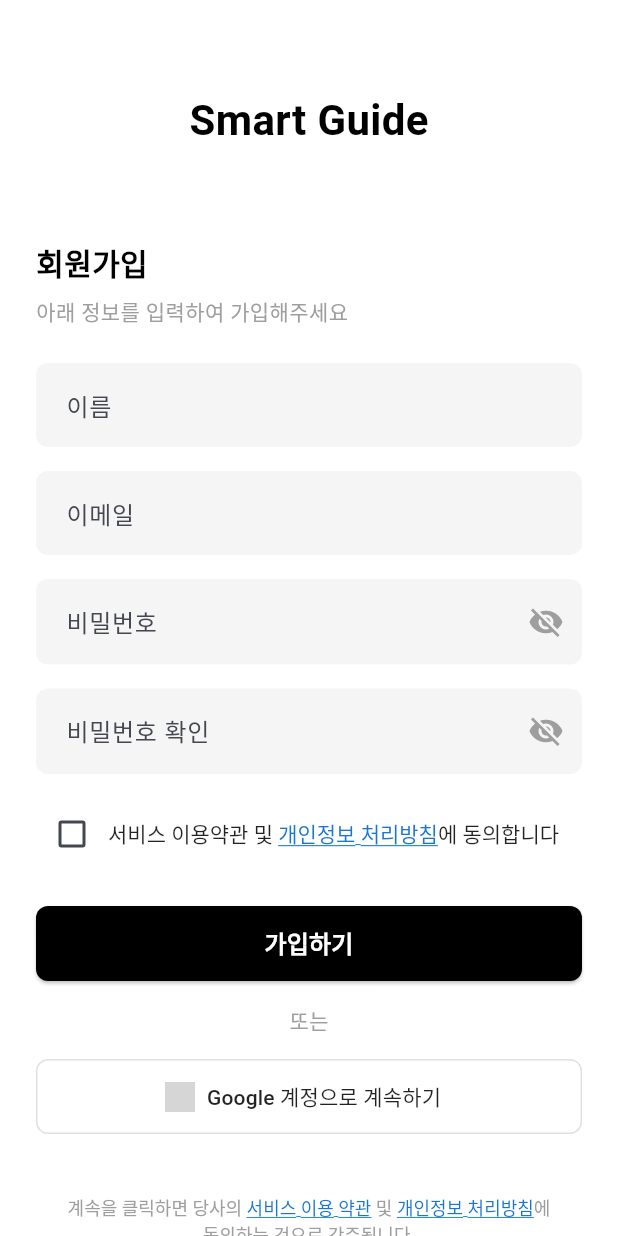
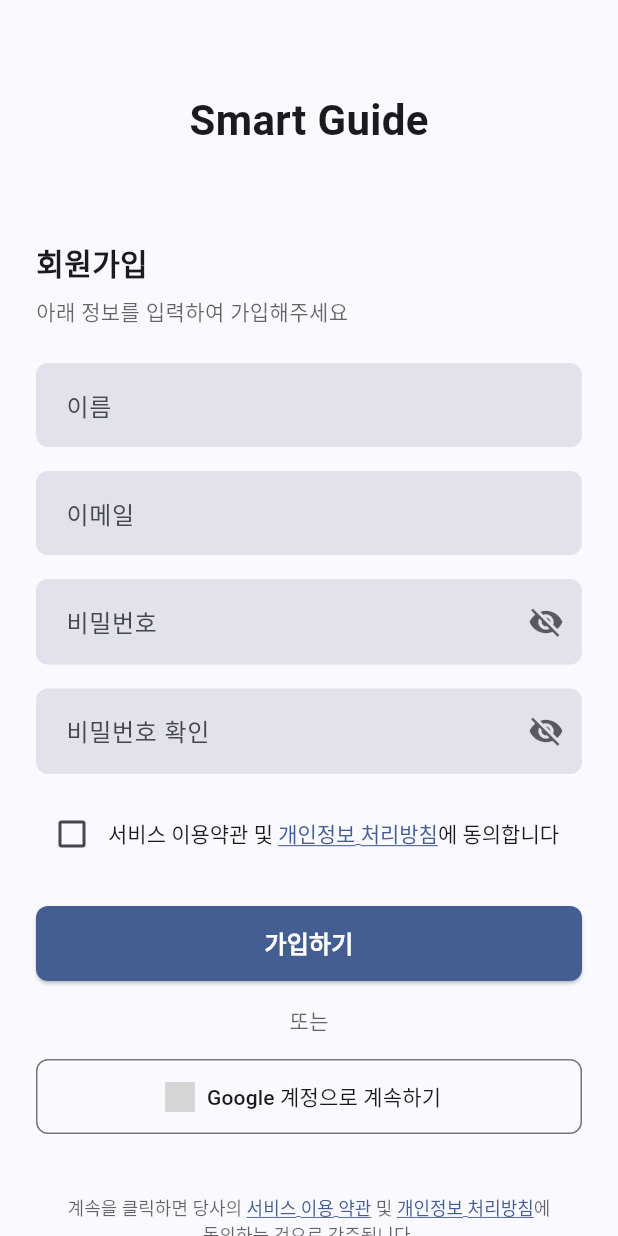
Before and after one commit to jw77668/Mobile_programming_Group, a Flutter app: the screen it shows after launch, on a phone screen of 412 x 824 dp. Run offline on Flutter 3.47's test engine with Material 3 defaults, Android fonts, the phone set to English and light mode, and no system bars; our stand-ins replace hive, hive_flutter, image_picker, shared_preferences; missing offline and left inert: flutter_quill, syncfusion_flutter_pdfviewer; accounts and stored records are empty; network calls fail; grey boxes are pictures that could not be loaded.

Commit message:
UI 통일

```diff
--- a/lib/pages/login_page.dart
+++ b/lib/pages/login_page.dart
@@ -90,8 +90,9 @@ class _LoginPageState extends State<LoginPage> {
 
   @override
   Widget build(BuildContext context) {
+    final theme = Theme.of(context);
     return Scaffold(
-      backgroundColor: Colors.white,
+      backgroundColor: theme.scaffoldBackgroundColor,
       body: SafeArea(
         child: SingleChildScrollView(
           padding: const EdgeInsets.symmetric(horizontal: 24.0),
@@ -99,29 +100,29 @@ class _LoginPageState extends State<LoginPage> {
             crossAxisAlignment: CrossAxisAlignment.start,
             children: [
               const SizedBox(height: 60),
-              const Center(
+              Center(
                 child: Text(
                   'Smart Guide',
                   style: TextStyle(
                     fontSize: 28,
                     fontWeight: FontWeight.bold,
-                    color: Colors.black,
+                    color: theme.colorScheme.onBackground,
                   ),
                 ),
               ),
               const SizedBox(height: 60),
-              const Text(
+              Text(
                 '회원가입',
                 style: TextStyle(
                   fontSize: 20,
                   fontWeight: FontWeight.bold,
-                  color: Colors.black,
+                  color: theme.colorScheme.onBackground,
                 ),
               ),
               const SizedBox(height: 8),
-              const Text(
+              Text(
                 '아래 정보를 입력하여 가입해주세요',
-                style: TextStyle(fontSize: 14, color: Colors.grey),
+                style: TextStyle(fontSize: 14, color: theme.hintColor),
               ),
               const SizedBox(height: 24),
               TextField(
@@ -129,9 +130,9 @@ class _LoginPageState extends State<LoginPage> {
                 decoration: InputDecoration(
                   labelText: '이름',
                   hintText: '홍길동',
-                  hintStyle: const TextStyle(color: Colors.grey),
+                  hintStyle: TextStyle(color: theme.hintColor),
                   filled: true,
-                  fillColor: Colors.grey[100],
+                  fillColor: theme.colorScheme.surfaceVariant,
                   border: OutlineInputBorder(
                     borderRadius: BorderRadius.circular(8),
                     borderSide: BorderSide.none,
@@ -148,9 +149,9 @@ class _LoginPageState extends State<LoginPage> {
                 decoration: InputDecoration(
                   labelText: '이메일',
                   hintText: 'email@domain.com',
-                  hintStyle: const TextStyle(color: Colors.grey),
+                  hintStyle: TextStyle(color: theme.hintColor),
                   filled: true,
-                  fillColor: Colors.grey[100],
+                  fillColor: theme.colorScheme.surfaceVariant,
                   border: OutlineInputBorder(
                     borderRadius: BorderRadius.circular(8),
                     borderSide: BorderSide.none,
@@ -169,9 +170,9 @@ class _LoginPageState extends State<LoginPage> {
                 decoration: InputDecoration(
                   labelText: '비밀번호',
                   hintText: '6자 이상 입력',
-                  hintStyle: const TextStyle(color: Colors.grey),
+                  hintStyle: TextStyle(color: theme.hintColor),
                   filled: true,
-                  fillColor: Colors.grey[100],
+                  fillColor: theme.colorScheme.surfaceVariant,
                   border: OutlineInputBorder(
                     borderRadius: BorderRadius.circular(8),
                     borderSide: BorderSide.none,
@@ -185,7 +186,7 @@ class _LoginPageState extends State<LoginPage> {
                       _obscurePassword
                           ? Icons.visibility_off
                           : Icons.visibility,
-                      color: Colors.grey,
+                      color: theme.hintColor,
                     ),
                     onPressed: () {
                       setState(() {
@@ -202,9 +203,9 @@ class _LoginPageState extends State<LoginPage> {
                 decoration: InputDecoration(
                   labelText: '비밀번호 확인',
                   hintText: '비밀번호를 다시 입력하세요',
-                  hintStyle: const TextStyle(color: Colors.grey),
+                  hintStyle: TextStyle(color: theme.hintColor),
                   filled: true,
-                  fillColor: Colors.grey[100],
+                  fillColor: theme.colorScheme.surfaceVariant,
                   border: OutlineInputBorder(
                     borderRadius: BorderRadius.circular(8),
                     borderSide: BorderSide.none,
@@ -218,7 +219,7 @@ class _LoginPageState extends State<LoginPage> {
                       _obscurePasswordConfirm
                           ? Icons.visibility_off
                           : Icons.visibility,
-                      color: Colors.grey,
+                      color: theme.hintColor,
                     ),
                     onPressed: () {
                       setState(() {
@@ -242,16 +243,16 @@ class _LoginPageState extends State<LoginPage> {
                   Expanded(
                     child: RichText(
                       text: TextSpan(
-                        style: const TextStyle(
+                        style: TextStyle(
                           fontSize: 14,
-                          color: Colors.black87,
+                          color: theme.colorScheme.onSurface,
                         ),
                         children: [
                           const TextSpan(text: '서비스 이용약관 및 '),
                           TextSpan(
                             text: '개인정보 처리방침',
                             style: TextStyle(
-                              color: Colors.blue[700],
+                              color: theme.colorScheme.primary,
                               decoration: TextDecoration.underline,
                             ),
                           ),
@@ -269,7 +270,8 @@ class _LoginPageState extends State<LoginPage> {
                 child: ElevatedButton(
                   onPressed: _handleLogin,
                   style: ElevatedButton.styleFrom(
-                    backgroundColor: Colors.black,
+                    backgroundColor: theme.colorScheme.primary,
+                    foregroundColor: theme.colorScheme.onPrimary,
                     shape: RoundedRectangleBorder(
                       borderRadius: BorderRadius.circular(8),
                     ),
@@ -278,17 +280,16 @@ class _LoginPageState extends State<LoginPage> {
                     '가입하기',
                     style: TextStyle(
                       fontSize: 16,
-                      color: Colors.white,
                       fontWeight: FontWeight.w600,
                     ),
                   ),
                 ),
               ),
               const SizedBox(height: 16),
-              const Center(
+              Center(
                 child: Text(
                   '또는',
-                  style: TextStyle(fontSize: 14, color: Colors.grey),
+                  style: TextStyle(fontSize: 14, color: theme.hintColor),
                 ),
               ),
               const SizedBox(height: 16),
@@ -300,20 +301,20 @@ class _LoginPageState extends State<LoginPage> {
                     // Google 로그인 (나중에 구현)
                   },
                   style: OutlinedButton.styleFrom(
-                    side: BorderSide(color: Colors.grey[300]!),
+                    side: BorderSide(color: theme.dividerColor),
                     shape: RoundedRectangleBorder(
                       borderRadius: BorderRadius.circular(8),
                     ),
-                    backgroundColor: Colors.white,
+                    backgroundColor: theme.colorScheme.surface,
                   ),
                   icon: Image.network(
                     'https://www.google.com/favicon.ico',
                     width: 20,
                     height: 20,
                   ),
-                  label: const Text(
+                  label: Text(
                     'Google 계정으로 계속하기',
-                    style: TextStyle(fontSize: 14, color: Colors.black87),
+                    style: TextStyle(fontSize: 14, color: theme.colorScheme.onSurface),
                   ),
                 ),
               ),
@@ -324,9 +325,9 @@ class _LoginPageState extends State<LoginPage> {
                   child: RichText(
                     textAlign: TextAlign.center,
                     text: TextSpan(
-                      style: const TextStyle(
+                      style: TextStyle(
                         fontSize: 12,
-                        color: Colors.grey,
+                        color: theme.hintColor,
                         height: 1.5,
                       ),
                       children: [
@@ -334,7 +335,7 @@ class _LoginPageState extends State<LoginPage> {
                         TextSpan(
                           text: '서비스 이용 약관',
                           style: TextStyle(
-                            color: Colors.blue[700],
+                            color: theme.colorScheme.primary,
                             decoration: TextDecoration.underline,
                           ),
                         ),
@@ -342,7 +343,7 @@ class _LoginPageState extends State<LoginPage> {
                         TextSpan(
                           text: '개인정보 처리방침',
                           style: TextStyle(
-                            color: Colors.blue[700],
+                            color: theme.colorScheme.primary,
                             decoration: TextDecoration.underline,
                           ),
                         ),
```
Also changed, not shown: lib/pages/note_editor_page.dart (+2 -5 lines), lib/pages/notes_list_page.dart (+5 -2 lines), lib/pages/settings_page.dart (+13 -14 lines), lib/widgets/washer_checklist.dart (+9 -3 lines).
